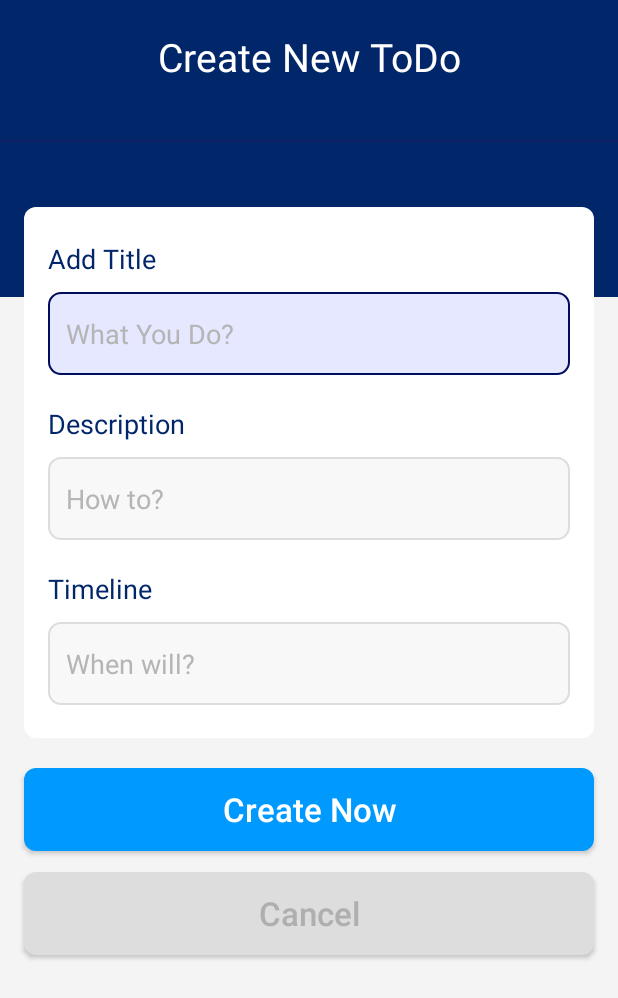
After one commit to dbatsky/Team3_ToDo, an Android app: the NewToDoActivity screen opened directly, with no data from a screen before it, on a phone screen of 412 x 824 dp. The commit adds this screen. Shown: the top 998 px of the screen. Run offline under Robolectric (Android 15) with nearby library versions, the phone set to English and light mode, and no system bars; our stand-ins replace Firebase (no records; nobody signed in at launch, a user with empty details on screens opened directly).

Commit message:
Poshel v zhopu

```diff
--- a/app/src/main/AndroidManifest.xml
+++ b/app/src/main/AndroidManifest.xml
@@ -9,6 +9,8 @@
         android:roundIcon="@mipmap/ic_launcher_round"
         android:supportsRtl="true"
         android:theme="@style/AppTheme">
+        <activity android:name=".EditToDoActivity"></activity>
+        <activity android:name=".NewToDoActivity" />
         <activity android:name=".MainActivity">
             <intent-filter>
                 <action android:name="android.intent.action.MAIN" />
--- /dev/null
+++ b/app/src/main/java/com/example/team3_todo/NewToDoActivity.java
@@ -0,0 +1,84 @@
+package com.example.team3_todo;
+
+import android.content.Intent;
+
+import androidx.annotation.NonNull;
+import androidx.appcompat.app.AppCompatActivity;
+
+import android.os.Bundle;
+import android.view.View;
+import android.widget.Button;
+import android.widget.EditText;
+import android.widget.TextView;
+import com.google.firebase.database.DataSnapshot;
+import com.google.firebase.database.DatabaseError;
+import com.google.firebase.database.DatabaseReference;
+import com.google.firebase.database.FirebaseDatabase;
+import com.google.firebase.database.ValueEventListener;
+
+import java.util.Random;
+
+public class NewToDoActivity extends AppCompatActivity {
+
+    TextView titlepage, addtitle, adddescription, adddate;
+    EditText title, description, date;
+    Button btnSaveTask, btnCancel;
+    DatabaseReference reference;
+    Integer todoID = new Random().nextInt();
+    String key = Integer.toString(todoID);
+
+    @Override
+    protected void onCreate(Bundle savedInstanceState) {
+        super.onCreate(savedInstanceState);
+        setContentView(R.layout.activity_new_to_do);
+
+        titlepage = findViewById(R.id.titlepage);
+
+        addtitle = findViewById(R.id.addtitle);
+        adddescription = findViewById(R.id.adddescription);
+        adddate = findViewById(R.id.adddate);
+
+        title = findViewById(R.id.title);
+        description = findViewById(R.id.description);
+        date = findViewById(R.id.date);
+
+        btnSaveTask = findViewById(R.id.btnSaveTask);
+        btnCancel = findViewById(R.id.btnCancel);
+
+        btnSaveTask.setOnClickListener(new View.OnClickListener() {
+            @Override
+            public void onClick(View v) {
+                // insert data to database
+                reference = FirebaseDatabase.getInstance().getReference().child("Team3ToDo").
+                        child("ToDo" + todoID);
+                reference.addValueEventListener(new ValueEventListener() {
+                    @Override
+                    public void onDataChange(@NonNull DataSnapshot dataSnapshot) {
+
+                        dataSnapshot.getRef().child("title").setValue(title.getText().toString());
+                        dataSnapshot.getRef().child("description").setValue(description.getText().toString());
+                        dataSnapshot.getRef().child("date").setValue(date.getText().toString());
+                        dataSnapshot.getRef().child("key").setValue(key);
+
+                        Intent a = new Intent(NewToDoActivity.this, MainActivity.class);
+                        startActivity(a);
+
+                    }
+
+                    @Override
+                    public void onCancelled(@NonNull DatabaseError databaseError) {
+
+                    }
+                });
+            }
+        });
+
+        btnCancel.setOnClickListener(new View.OnClickListener() {
+            @Override
+            public void onClick(View v) {
+                Intent a = new Intent(NewToDoActivity.this, MainActivity.class);
+                startActivity(a);
+            }
+        });
+    }
+}
--- /dev/null
+++ b/app/src/main/res/drawable/bgbtncancel.xml
@@ -0,0 +1,11 @@
+<?xml version="1.0" encoding="utf-8"?>
+<shape xmlns:android="http://schemas.android.com/apk/res/android">
+
+    <solid
+        android:color="#DDDDDD"
+        />
+    <corners
+        android:radius="8dp"
+        />
+
+</shape>
--- /dev/null
+++ b/app/src/main/res/drawable/bgbtncreate.xml
@@ -0,0 +1,11 @@
+<?xml version="1.0" encoding="utf-8"?>
+<shape xmlns:android="http://schemas.android.com/apk/res/android">
+
+    <solid
+        android:color="#009AFF"
+        />
+    <corners
+        android:radius="8dp"
+        />
+
+</shape>
--- /dev/null
+++ b/app/src/main/res/drawable/bginputsel.xml
@@ -0,0 +1,14 @@
+<?xml version="1.0" encoding="utf-8"?>
+<shape xmlns:android="http://schemas.android.com/apk/res/android">
+
+    <solid
+        android:color="#E5E8FF"
+        />
+    <stroke
+        android:width="1dp"
+        android:color="#000C5D"/>
+    <corners
+        android:radius="8dp"
+        />
+
+</shape>
--- /dev/null
+++ b/app/src/main/res/drawable/bginputtask.xml
@@ -0,0 +1,23 @@
+<?xml version="1.0" encoding="utf-8"?>
+<selector xmlns:android="http://schemas.android.com/apk/res/android">
+
+    <item
+        android:drawable="@drawable/bginputsel"
+        android:state_pressed="true"
+        />
+
+    <item
+        android:drawable="@drawable/bginputsel"
+        android:state_focused="true"
+        />
+
+    <item
+        android:drawable="@drawable/bginputsel"
+        android:state_selected="true"
+        />
+
+    <item
+        android:drawable="@drawable/bginputunsel"
+        />
+
+</selector>
--- /dev/null
+++ b/app/src/main/res/drawable/bginputunsel.xml
@@ -0,0 +1,14 @@
+<?xml version="1.0" encoding="utf-8"?>
+<shape xmlns:android="http://schemas.android.com/apk/res/android">
+
+    <solid
+        android:color="#F8F8F8"
+        />
+    <stroke
+        android:width="1dp"
+        android:color="#DDDDDD"/>
+    <corners
+        android:radius="8dp"
+        />
+
+</shape>
--- /dev/null
+++ b/app/src/main/res/layout/activity_new_to_do.xml
@@ -0,0 +1,171 @@
+<?xml version="1.0" encoding="utf-8"?>
+<LinearLayout
+    android:orientation="vertical"
+    xmlns:android="http://schemas.android.com/apk/res/android"
+    xmlns:app="http://schemas.android.com/apk/res-auto"
+    xmlns:tools="http://schemas.android.com/tools"
+    android:layout_width="match_parent"
+    android:layout_height="match_parent"
+    android:background="#F4F4F4"
+    tools:context=".MainActivity">
+
+
+    <LinearLayout
+        android:orientation="vertical"
+        android:layout_width="match_parent"
+        android:background="@color/colorPrimaryDark"
+        android:layout_height="198dp">
+
+        <TextView
+            android:id="@+id/titlepage"
+            android:layout_marginTop="20dp"
+            android:textSize="26sp"
+            android:textColor="#FFF"
+            android:text="Create New ToDo"
+            android:textAlignment="center"
+            android:layout_marginBottom="18dp"
+            android:layout_width="match_parent"
+            android:layout_height="wrap_content" />
+
+        <View
+            android:layout_marginTop="20dp"
+            android:layout_width="match_parent"
+            android:background="#131E69"
+            android:layout_height="1dp" />
+
+    </LinearLayout>
+
+    <LinearLayout
+        android:layout_marginLeft="16dp"
+        android:layout_marginRight="16dp"
+        android:layout_marginTop="-60dp"
+        android:layout_width="match_parent"
+        android:layout_height="wrap_content"
+        android:background="@drawable/bgtodo"
+        android:orientation="vertical"
+        android:paddingBottom="22dp"
+        android:paddingTop="22dp">
+
+        <LinearLayout
+            android:layout_marginRight="16dp"
+            android:layout_marginLeft="16dp"
+            android:orientation="vertical"
+            android:layout_width="match_parent"
+            android:layout_height="wrap_content">
+
+            <TextView
+                android:id="@+id/addtitle"
+                android:textSize="18sp"
+                android:textColor="@color/colorPrimaryDark"
+                android:text="Add Title"
+                android:layout_marginBottom="10dp"
+                android:layout_width="match_parent"
+                android:layout_height="wrap_content" />
+
+            <EditText
+                android:id="@+id/title"
+                android:inputType="text"
+                android:background="@drawable/bginputtask"
+                android:paddingStart="12dp"
+                android:textColorHint="#B5B5B5"
+                android:textColor="@color/colorPrimaryDark"
+                android:hint="What You Do?"
+                android:maxLength="16"
+                android:layout_width="match_parent"
+                android:layout_height="55dp" />
+
+        </LinearLayout>
+
+        <LinearLayout
+            android:layout_marginTop="20dp"
+            android:layout_marginRight="16dp"
+            android:layout_marginLeft="16dp"
+            android:orientation="vertical"
+            android:layout_width="match_parent"
+            android:layout_height="wrap_content">
+
+            <TextView
+                android:id="@+id/adddescription"
+                android:textSize="18sp"
+                android:textColor="@color/colorPrimaryDark"
+                android:text="Description"
+                android:layout_marginBottom="10dp"
+                android:layout_width="match_parent"
+                android:layout_height="wrap_content" />
+
+            <EditText
+                android:id="@+id/description"
+                android:inputType="text"
+                android:background="@drawable/bginputtask"
+                android:paddingStart="12dp"
+                android:textColorHint="#B5B5B5"
+                android:maxLength="38"
+                android:textColor="@color/colorPrimaryDark"
+                android:hint="How to?"
+                android:layout_width="match_parent"
+                android:layout_height="55dp" />
+
+        </LinearLayout>
+
+        <LinearLayout
+            android:layout_marginTop="20dp"
+            android:layout_marginRight="16dp"
+            android:layout_marginLeft="16dp"
+            android:orientation="vertical"
+            android:layout_width="match_parent"
+            android:layout_height="wrap_content">
+
+            <TextView
+                android:id="@+id/adddate"
+                android:textSize="18sp"
+                android:textColor="@color/colorPrimaryDark"
+                android:text="Timeline"
+                android:layout_marginBottom="10dp"
+                android:layout_width="match_parent"
+                android:layout_height="wrap_content" />
+
+            <EditText
+                android:id="@+id/date"
+                android:inputType="text"
+                android:background="@drawable/bginputtask"
+                android:paddingStart="12dp"
+                android:textColorHint="#B5B5B5"
+                android:textColor="@color/colorPrimaryDark"
+                android:hint="When will?"
+                android:maxLength="10"
+                android:layout_width="match_parent"
+                android:layout_height="55dp" />
+
+        </LinearLayout>
+
+
+    </LinearLayout>
+
+    <Button
+        android:id="@+id/btnSaveTask"
+        android:layout_marginRight="16dp"
+        android:layout_marginLeft="16dp"
+        android:layout_marginTop="20dp"
+        android:text="Create Now"
+        android:textColor="#FFF"
+        android:textAllCaps="false"
+        android:background="@drawable/bgbtncreate"
+        android:textSize="22sp"
+        android:layout_width="match_parent"
+        android:layout_height="55dp" />
+
+    <Button
+        android:id="@+id/btnCancel"
+        android:layout_marginRight="16dp"
+        android:layout_marginLeft="16dp"
+        android:layout_marginTop="14dp"
+        android:text="Cancel"
+        android:textColor="#AFAFAF"
+        android:textAllCaps="false"
+        android:background="@drawable/bgbtncancel"
+        android:textSize="22sp"
+        android:layout_width="match_parent"
+        android:layout_height="55dp" />
+
+
+</LinearLayout>
--- a/app/src/main/res/values/colors.xml
+++ b/app/src/main/res/values/colors.xml
@@ -1,6 +1,6 @@
 <?xml version="1.0" encoding="utf-8"?>
 <resources>
     <color name="colorPrimary">#008577</color>
-    <color name="colorPrimaryDark">#002075</color>
+    <color name="colorPrimaryDark">#012669</color>
     <color name="colorAccent">#D81B60</color>
 </resources>
```
Also changed, not shown: app/src/main/java/com/example/team3_todo/EditToDoActivity.java (added, +70 -0 lines), app/src/main/java/com/example/team3_todo/MainActivity.java (+12 -0 lines), app/src/main/java/com/example/team3_todo/todos.java (+13 -6 lines), app/src/main/java/com/example/team3_todo/todosAdapter.java (+20 -2 lines), app/src/main/res/drawable/bgbutton.xml (added, +12 -0 lines), app/src/main/res/layout/activity_edit_to_do.xml (added, +164 -0 lines), app/src/main/res/layout/activity_main.xml (+18 -14 lines), app/src/main/res/layout/item_todo.xml (+9 -9 lines).
